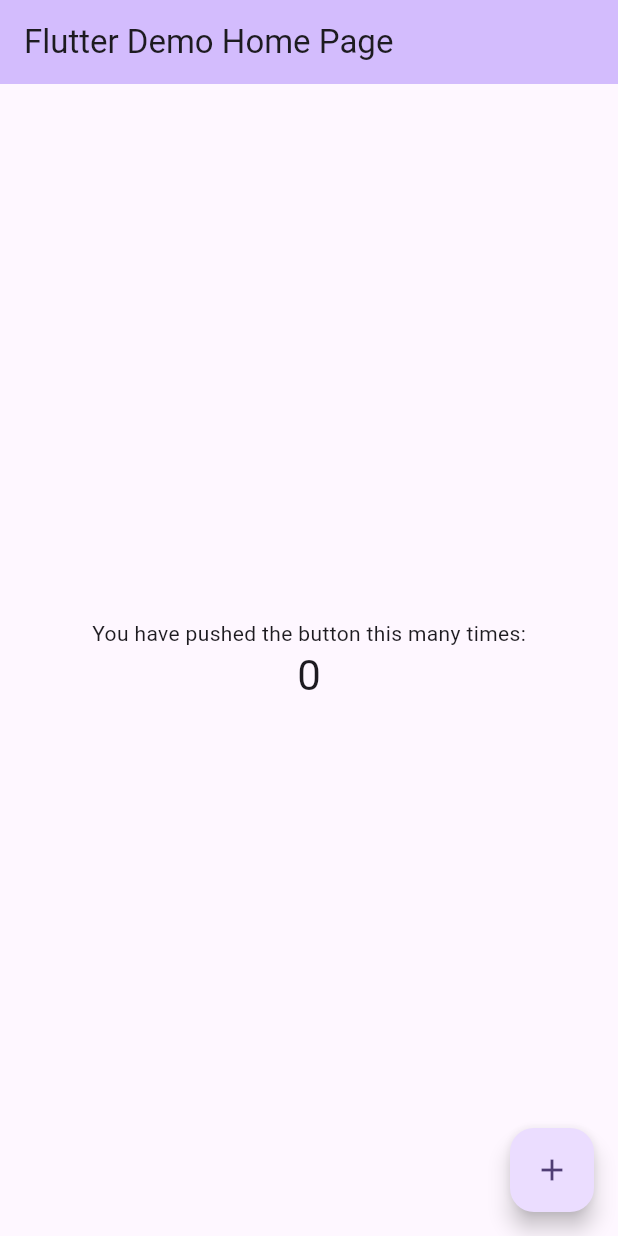
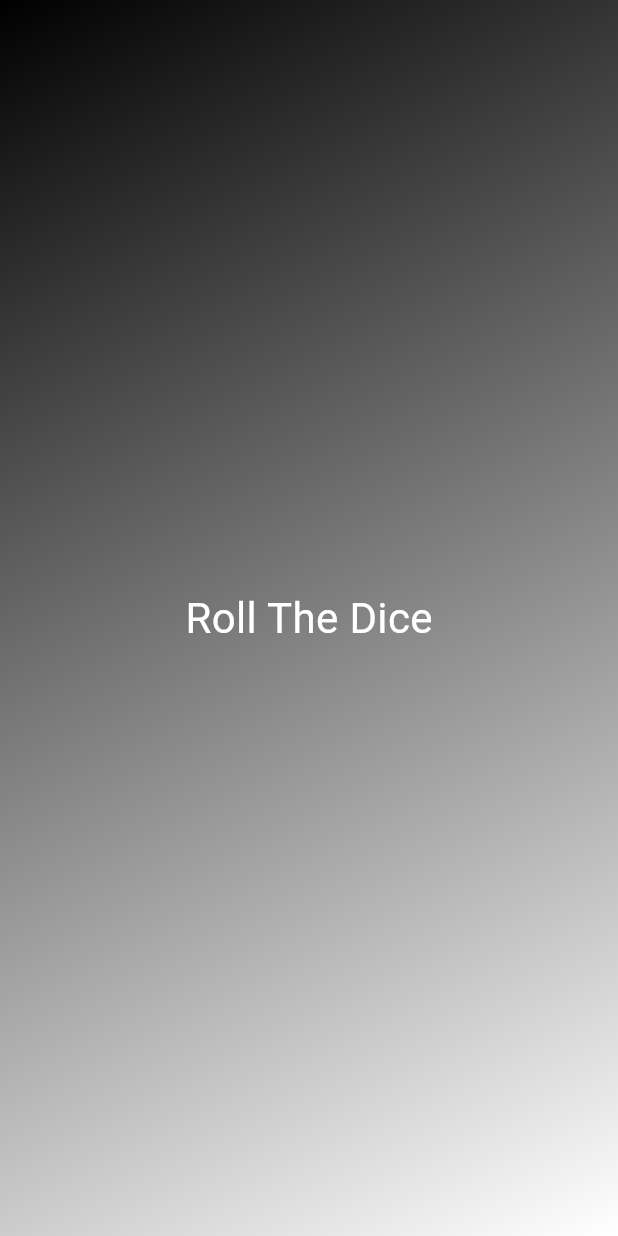
Before and after one commit to pkmero/flutter-dart-basics1-rollDiceApp, a Flutter app: the screen it shows after launch, on a phone screen of 412 x 824 dp. Run offline on Flutter 3.47's test engine with Material 3 defaults, Android fonts, the phone set to English and light mode, and no system bars.

Commit message:
progress
gradient back ground with custom direction
text styling size and color

```diff
--- a/roll_dice_app/lib/main.dart
+++ b/roll_dice_app/lib/main.dart
@@ -1,125 +1,35 @@
 import 'package:flutter/material.dart';
+// void is main entry point
+// material app is root widget
 
 void main() {
-  runApp(const MyApp());
-}
-
-class MyApp extends StatelessWidget {
-  const MyApp({super.key});
-
-  // This widget is the root of your application.
-  @override
-  Widget build(BuildContext context) {
-    return MaterialApp(
-      title: 'Flutter Demo',
-      theme: ThemeData(
-        // This is the theme of your application.
-        //
-        // TRY THIS: Try running your application with "flutter run". You'll see
-        // the application has a purple toolbar. Then, without quitting the app,
-        // try changing the seedColor in the colorScheme below to Colors.green
-        // and then invoke "hot reload" (save your changes or press the "hot
-        // reload" button in a Flutter-supported IDE, or press "r" if you used
-        // the command line to start the app).
-        //
-        // Notice that the counter didn't reset back to zero; the application
-        // state is not lost during the reload. To reset the state, use hot
-        // restart instead.
-        //
-        // This works for code too, not just values: Most code changes can be
-        // tested with just a hot reload.
-        colorScheme: ColorScheme.fromSeed(seedColor: Colors.deepPurple),
-        useMaterial3: true,
-      ),
-      home: const MyHomePage(title: 'Flutter Demo Home Page'),
-    );
-  }
-}
-
-class MyHomePage extends StatefulWidget {
-  const MyHomePage({super.key, required this.title});
-
-  // This widget is the home page of your application. It is stateful, meaning
-  // that it has a State object (defined below) that contains fields that affect
-  // how it looks.
-
-  // This class is the configuration for the state. It holds the values (in this
-  // case the title) provided by the parent (in this case the App widget) and
-  // used by the build method of the State. Fields in a Widget subclass are
-  // always marked "final".
-
-  final String title;
-
-  @override
-  State<MyHomePage> createState() => _MyHomePageState();
-}
-
-class _MyHomePageState extends State<MyHomePage> {
-  int _counter = 0;
-
-  void _incrementCounter() {
-    setState(() {
-      // This call to setState tells the Flutter framework that something has
-      // changed in this State, which causes it to rerun the build method below
-      // so that the display can reflect the updated values. If we changed
-      // _counter without calling setState(), then the build method would not be
-      // called again, and so nothing would appear to happen.
-      _counter++;
-    });
-  }
-
-  @override
-  Widget build(BuildContext context) {
-    // This method is rerun every time setState is called, for instance as done
-    // by the _incrementCounter method above.
-    //
-    // The Flutter framework has been optimized to make rerunning build methods
-    // fast, so that you can just rebuild anything that needs updating rather
-    // than having to individually change instances of widgets.
-    return Scaffold(
-      appBar: AppBar(
-        // TRY THIS: Try changing the color here to a specific color (to
-        // Colors.amber, perhaps?) and trigger a hot reload to see the AppBar
-        // change color while the other colors stay the same.
-        backgroundColor: Theme.of(context).colorScheme.inversePrimary,
-        // Here we take the value from the MyHomePage object that was created by
-        // the App.build method, and use it to set our appbar title.
-        title: Text(widget.title),
-      ),
-      body: Center(
-        // Center is a layout widget. It takes a single child and positions it
-        // in the middle of the parent.
-        child: Column(
-          // Column is also a layout widget. It takes a list of children and
-          // arranges them vertically. By default, it sizes itself to fit its
-          // children horizontally, and tries to be as tall as its parent.
-          //
-          // Column has various properties to control how it sizes itself and
-          // how it positions its children. Here we use mainAxisAlignment to
-          // center the children vertically; the main axis here is the vertical
-          // axis because Columns are vertical (the cross axis would be
-          // horizontal).
-          //
-          // TRY THIS: Invoke "debug painting" (choose the "Toggle Debug Paint"
-          // action in the IDE, or press "p" in the console), to see the
-          // wireframe for each widget.
-          mainAxisAlignment: MainAxisAlignment.center,
-          children: <Widget>[
-            const Text(
-              'You have pushed the button this many times:',
+  runApp(
+    MaterialApp(
+      home: Scaffold(
+        // cannot take text like material app it takes body
+        body: Container(
+          decoration: const BoxDecoration(
+            gradient: LinearGradient(
+              colors: [
+                Color.fromARGB(255, 0, 0, 0),
+                Color.fromARGB(255, 255, 255, 255)
+              ],
+              begin: Alignment
+                  .topLeft, // Alignment. is a trick instead of using x and y and i can always search docs
+              end: Alignment.bottomRight,
             ),
-            Text(
-              '$_counter',
-              style: Theme.of(context).textTheme.headlineMedium,
+          ),
+          child: const Center(
+            child: Text(
+              'Roll The Dice',
+              style: TextStyle(
+                fontSize: 28,
+                color: Colors.white,
+              ),
             ),
-          ],
+          ),
         ),
       ),
-      floatingActionButton: FloatingActionButton(
-        onPressed: _incrementCounter,
-        tooltip: 'Increment',
-        child: const Icon(Icons.add),
-      ), // This trailing comma makes auto-formatting nicer for build methods.
-    );
-  }
+    ),
+  );
 }
```
